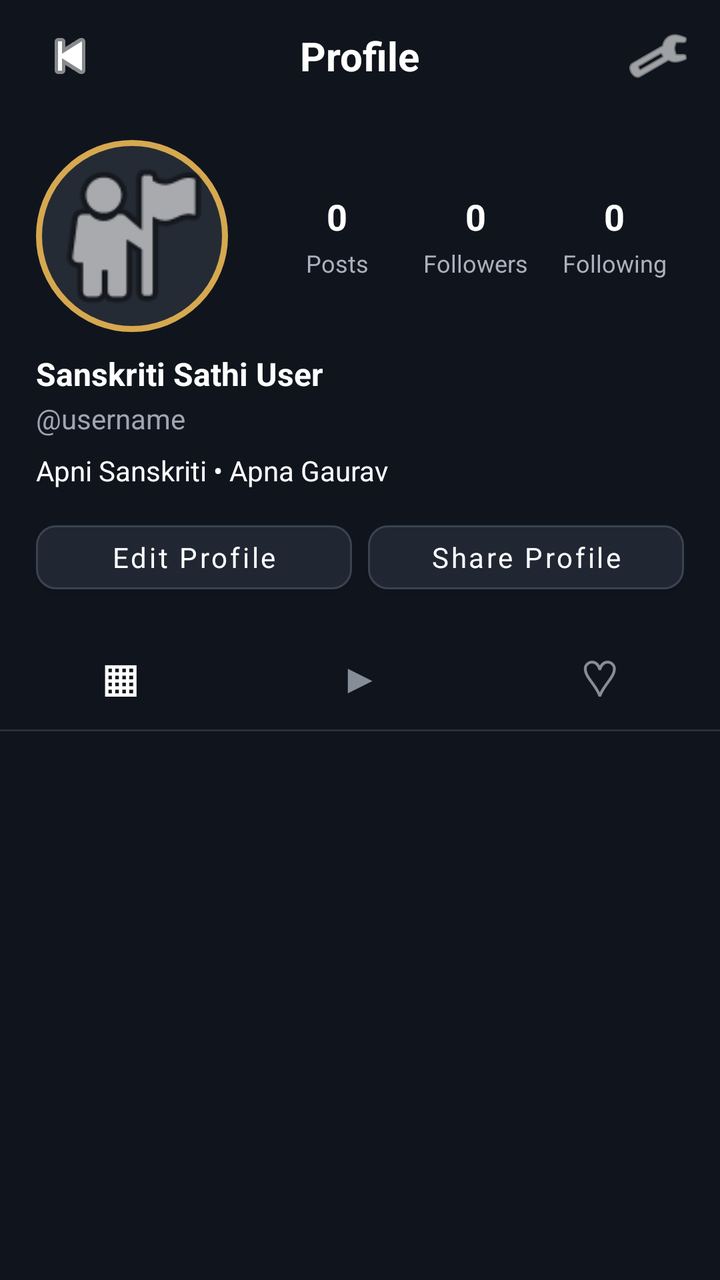
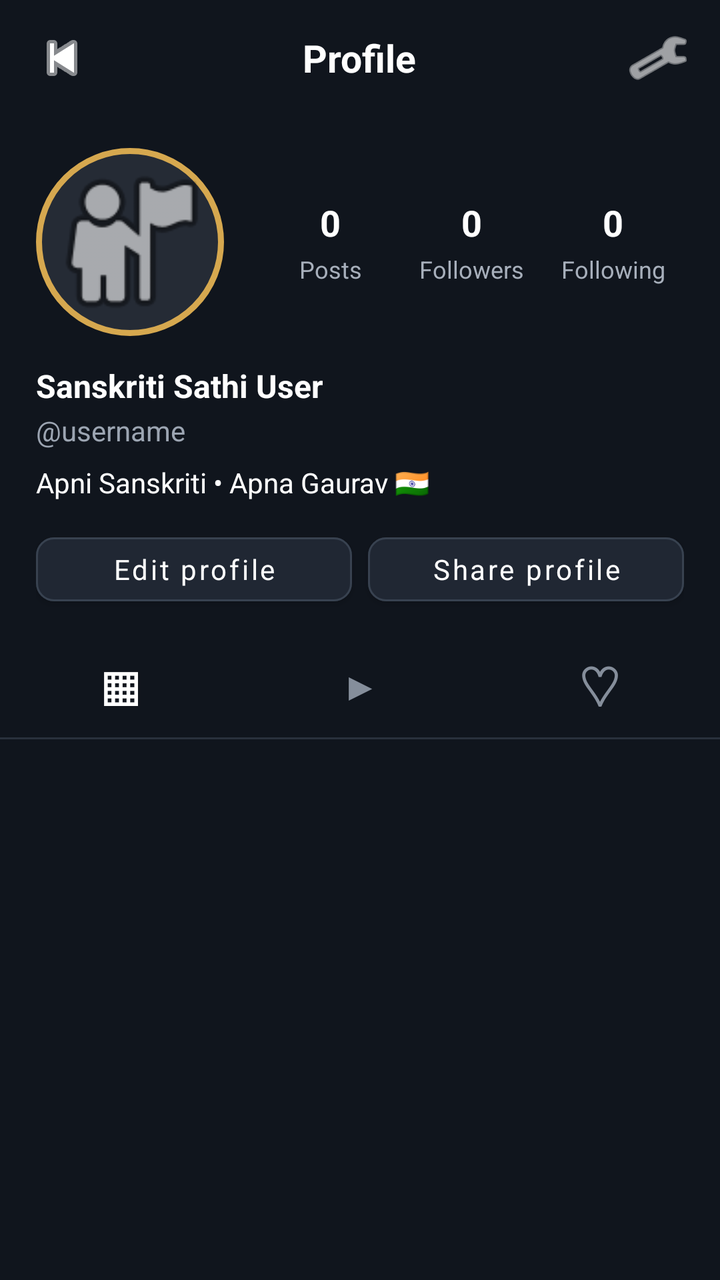

Two renders of the same Android screen: before a commit and after it. Below are the layout's source before the change and the commit's diff.
<!-- AndroidManifest.xml: application theme Theme.SanskritiSathi -->
<!-- res/layout/activity_my_profile.xml -->
<?xml version="1.0" encoding="utf-8"?>
<LinearLayout
    xmlns:android="http://schemas.android.com/apk/res/android"
    xmlns:app="http://schemas.android.com/apk/res-auto"
    android:layout_width="match_parent"
    android:layout_height="match_parent"
    android:orientation="vertical"
    android:background="#10151D">

    
    <RelativeLayout
        android:layout_width="match_parent"
        android:layout_height="56dp"
        android:paddingStart="14dp"
        android:paddingEnd="10dp">

        <ImageButton
            android:id="@+id/backButton"
            android:layout_width="42dp"
            android:layout_height="42dp"
            android:layout_centerVertical="true"
            android:background="@android:color/transparent"
            android:src="@android:drawable/ic_media_previous"
            android:tint="#FFFFFF"
            android:contentDescription="Back" />

        <TextView
            android:id="@+id/profileTitle"
            android:layout_width="wrap_content"
            android:layout_height="wrap_content"
            android:layout_centerInParent="true"
            android:text="Profile"
            android:textColor="#FFFFFF"
            android:textSize="20sp"
            android:textStyle="bold" />

        <ImageButton
            android:id="@+id/settingsButton"
            android:layout_width="42dp"
            android:layout_height="42dp"
            android:layout_alignParentEnd="true"
            android:layout_centerVertical="true"
            android:background="@android:color/transparent"
            android:src="@android:drawable/ic_menu_manage"
            android:tint="#FFFFFF"
            android:contentDescription="Settings" />

    </RelativeLayout>

    <ScrollView
        android:layout_width="match_parent"
        android:layout_height="0dp"
        android:layout_weight="1"
        android:fillViewport="true"
        android:scrollbars="none">

        <LinearLayout
            android:layout_width="match_parent"
            android:layout_height="wrap_content"
            android:orientation="vertical">

            
            <LinearLayout
                android:layout_width="match_parent"
                android:layout_height="wrap_content"
                android:orientation="horizontal"
                android:paddingStart="18dp"
                android:paddingTop="14dp"
                android:paddingEnd="18dp"
                android:paddingBottom="10dp">

                
                <FrameLayout
                    android:layout_width="96dp"
                    android:layout_height="96dp"
                    android:layout_gravity="center_vertical">

                    <ImageView
                        android:id="@+id/profileImage"
                        android:layout_width="96dp"
                        android:layout_height="96dp"
                        android:background="@drawable/profile_circle_background"
                        android:contentDescription="Profile photo"
                        android:padding="3dp"
                        android:scaleType="centerCrop"
                        android:src="@android:drawable/ic_menu_myplaces"
                        android:clickable="true"
                        android:focusable="true" />

                </FrameLayout>

                
                <LinearLayout
                    android:layout_width="0dp"
                    android:layout_height="96dp"
                    android:layout_weight="1"
                    android:layout_marginStart="20dp"
                    android:gravity="center"
                    android:orientation="horizontal">

                    
                    <LinearLayout
                        android:layout_width="0dp"
                        android:layout_height="wrap_content"
                        android:layout_weight="1"
                        android:gravity="center"
                        android:orientation="vertical">

                        <TextView
                            android:id="@+id/postsCount"
                            android:layout_width="wrap_content"
                            android:layout_height="wrap_content"
                            android:text="0"
                            android:textColor="#FFFFFF"
                            android:textSize="18sp"
                            android:textStyle="bold" />

                        <TextView
                            android:layout_width="wrap_content"
                            android:layout_height="wrap_content"
                            android:layout_marginTop="3dp"
                            android:text="Posts"
                            android:textColor="#AAB1BD"
                            android:textSize="12sp" />

                    </LinearLayout>

                    
                    <LinearLayout
                        android:layout_width="0dp"
                        android:layout_height="wrap_content"
                        android:layout_weight="1"
                        android:gravity="center"
                        android:orientation="vertical">

                        <TextView
                            android:id="@+id/followersCount"
                            android:layout_width="wrap_content"
                            android:layout_height="wrap_content"
                            android:text="0"
                            android:textColor="#FFFFFF"
                            android:textSize="18sp"
                            android:textStyle="bold" />

                        <TextView
                            android:layout_width="wrap_content"
                            android:layout_height="wrap_content"
                            android:layout_marginTop="3dp"
                            android:text="Followers"
                            android:textColor="#AAB1BD"
                            android:textSize="12sp" />

                    </LinearLayout>

                    
                    <LinearLayout
                        android:layout_width="0dp"
                        android:layout_height="wrap_content"
                        android:layout_weight="1"
                        android:gravity="center"
                        android:orientation="vertical">

                        <TextView
                            android:id="@+id/followingCount"
                            android:layout_width="wrap_content"
                            android:layout_height="wrap_content"
                            android:text="0"
                            android:textColor="#FFFFFF"
                            android:textSize="18sp"
                            android:textStyle="bold" />

                        <TextView
                            android:layout_width="wrap_content"
                            android:layout_height="wrap_content"
                            android:layout_marginTop="3dp"
                            android:text="Following"
                            android:textColor="#AAB1BD"
                            android:textSize="12sp" />

                    </LinearLayout>

                </LinearLayout>

            </LinearLayout>

            
            <LinearLayout
                android:layout_width="match_parent"
                android:layout_height="wrap_content"
                android:orientation="vertical"
                android:paddingStart="18dp"
                android:paddingEnd="18dp"
                android:paddingBottom="12dp">

                <TextView
                    android:id="@+id/profileName"
                    android:layout_width="match_parent"
                    android:layout_height="wrap_content"
                    android:text="Sanskriti Sathi User"
                    android:textColor="#FFFFFF"
                    android:textSize="16sp"
                    android:textStyle="bold" />

                <TextView
                    android:id="@+id/profileUsername"
                    android:layout_width="match_parent"
                    android:layout_height="wrap_content"
                    android:layout_marginTop="2dp"
                    android:text="@username"
                    android:textColor="#9EA6B3"
                    android:textSize="14sp" />

                <TextView
                    android:id="@+id/profileBio"
                    android:layout_width="match_parent"
                    android:layout_height="wrap_content"
                    android:layout_marginTop="7dp"
                    android:text="Apni Sanskriti • Apna Gaurav"
                    android:textColor="#FFFFFF"
                    android:textSize="14sp"
                    android:maxLines="4" />

            </LinearLayout>

            
            <LinearLayout
                android:layout_width="match_parent"
                android:layout_height="48dp"
                android:layout_marginStart="18dp"
                android:layout_marginEnd="18dp"
                android:orientation="horizontal">

                <com.google.android.material.button.MaterialButton
                    android:id="@+id/editProfileButton"
                    android:layout_width="0dp"
                    android:layout_height="44dp"
                    android:layout_weight="1"
                    android:text="Edit Profile"
                    android:textAllCaps="false"
                    android:textColor="#FFFFFF"
                    android:textSize="14sp"
                    app:backgroundTint="#202733"
                    app:cornerRadius="10dp"
                    app:strokeColor="#394352"
                    app:strokeWidth="1dp" />

                <Space
                    android:layout_width="8dp"
                    android:layout_height="1dp" />

                <com.google.android.material.button.MaterialButton
                    android:id="@+id/shareProfileButton"
                    android:layout_width="0dp"
                    android:layout_height="44dp"
                    android:layout_weight="1"
                    android:text="Share Profile"
                    android:textAllCaps="false"
                    android:textColor="#FFFFFF"
                    android:textSize="14sp"
                    app:backgroundTint="#202733"
                    app:cornerRadius="10dp"
                    app:strokeColor="#394352"
                    app:strokeWidth="1dp" />

            </LinearLayout>

            
            <LinearLayout
                android:layout_width="match_parent"
                android:layout_height="52dp"
                android:layout_marginTop="8dp"
                android:orientation="horizontal"
                android:gravity="center">

                <TextView
                    android:id="@+id/postsTab"
                    android:layout_width="0dp"
                    android:layout_height="match_parent"
                    android:layout_weight="1"
                    android:gravity="center"
                    android:text="▦"
                    android:textColor="#FFFFFF"
                    android:textSize="25sp"
                    android:textStyle="bold" />

                <TextView
                    android:id="@+id/reelsTab"
                    android:layout_width="0dp"
                    android:layout_height="match_parent"
                    android:layout_weight="1"
                    android:gravity="center"
                    android:text="▶"
                    android:textColor="#858D99"
                    android:textSize="21sp" />

                <TextView
                    android:id="@+id/savedTab"
                    android:layout_width="0dp"
                    android:layout_height="match_parent"
                    android:layout_weight="1"
                    android:gravity="center"
                    android:text="♡"
                    android:textColor="#858D99"
                    android:textSize="25sp" />

            </LinearLayout>

            
            <View
                android:layout_width="match_parent"
                android:layout_height="1dp"
                android:background="#29303B" />

            
            <GridLayout
                android:id="@+id/profilePostsGrid"
                android:layout_width="match_parent"
                android:layout_height="wrap_content"
                android:columnCount="3"
                android:rowCount="1"
                android:alignmentMode="alignMargins"
                android:useDefaultMargins="false"
                android:padding="1dp">

                

            </GridLayout>

            <TextView
                android:id="@+id/emptyProfileText"
                android:layout_width="match_parent"
                android:layout_height="180dp"
                android:gravity="center"
                android:text="No posts yet"
                android:textColor="#7F8794"
                android:textSize="14sp"
                android:visibility="gone" />

        </LinearLayout>

    </ScrollView>

</LinearLayout>
<!-- resources referenced by this layout -->
<resources>
  <!-- drawable profile_circle_background (drawable) -->
  <?xml version="1.0" encoding="utf-8"?>
  <shape xmlns:android="http://schemas.android.com/apk/res/android"
      android:shape="oval">
  
      <solid android:color="#252B35" />
  
      <stroke
          android:width="3dp"
          android:color="#D6A84F" />
  
      <padding
          android:left="2dp"
          android:top="2dp"
          android:right="2dp"
          android:bottom="2dp" />
  
  </shape>
  <style name="Theme.SanskritiSathi" parent="Theme.MaterialComponents.DayNight.NoActionBar">
  
          <item name="android:fontFamily">sans-serif</item>
  
          
          <item name="android:statusBarColor">#0F111A</item>
          <item name="android:windowLightStatusBar">false</item>
  
          <item name="android:navigationBarColor">#1A1D2B</item>
          <item name="android:windowLightNavigationBar">false</item>
  
          <item name="android:windowActionModeOverlay">true</item>
          <item name="android:windowNoTitle">true</item>
  
          <item name="android:windowBackground">#0F111A</item>
  
          <item name="android:textColorPrimary">#FFFFFF</item>
          <item name="android:textColorSecondary">#A0A5B5</item>
  
      </style>
</resources>

<!-- the commit's change to res/layout/activity_my_profile.xml (unified diff, before → after) -->
@@ -8,18 +8,21 @@
     android:background="#10151D">
 
     
+
     <RelativeLayout
         android:layout_width="match_parent"
-        android:layout_height="56dp"
-        android:paddingStart="14dp"
-        android:paddingEnd="10dp">
+        android:layout_height="58dp"
+        android:paddingStart="8dp"
+        android:paddingEnd="8dp">
 
         <ImageButton
             android:id="@+id/backButton"
-            android:layout_width="42dp"
-            android:layout_height="42dp"
+            android:layout_width="46dp"
+            android:layout_height="46dp"
+            android:layout_alignParentStart="true"
             android:layout_centerVertical="true"
             android:background="@android:color/transparent"
+            android:padding="11dp"
             android:src="@android:drawable/ic_media_previous"
             android:tint="#FFFFFF"
             android:contentDescription="Back" />
@@ -31,21 +34,25 @@
             android:layout_centerInParent="true"
             android:text="Profile"
             android:textColor="#FFFFFF"
-            android:textSize="20sp"
+            android:textSize="19sp"
             android:textStyle="bold" />
 
         <ImageButton
             android:id="@+id/settingsButton"
-            android:layout_width="42dp"
-            android:layout_height="42dp"
+            android:layout_width="46dp"
+            android:layout_height="46dp"
             android:layout_alignParentEnd="true"
             android:layout_centerVertical="true"
             android:background="@android:color/transparent"
+            android:padding="11dp"
             android:src="@android:drawable/ic_menu_manage"
             android:tint="#FFFFFF"
             android:contentDescription="Settings" />
 
     </RelativeLayout>
+
+
+    
 
     <ScrollView
         android:layout_width="match_parent"
@@ -59,46 +66,54 @@
             android:layout_height="wrap_content"
             android:orientation="vertical">
 
-            
+
+            
+
             <LinearLayout
                 android:layout_width="match_parent"
                 android:layout_height="wrap_content"
                 android:orientation="horizontal"
+                android:gravity="center_vertical"
                 android:paddingStart="18dp"
-                android:paddingTop="14dp"
+                android:paddingTop="16dp"
                 android:paddingEnd="18dp"
-                android:paddingBottom="10dp">
-
-                
+                android:paddingBottom="12dp">
+
+                
+
                 <FrameLayout
-                    android:layout_width="96dp"
-                    android:layout_height="96dp"
+                    android:layout_width="94dp"
+                    android:layout_height="94dp"
                     android:layout_gravity="center_vertical">
 
                     <ImageView
                         android:id="@+id/profileImage"
-                        android:layout_width="96dp"
-                        android:layout_height="96dp"
+                        android:layout_width="94dp"
+                        android:layout_height="94dp"
                         android:background="@drawable/profile_circle_background"
-                        android:contentDescription="Profile photo"
                         android:padding="3dp"
                         android:scaleType="centerCrop"
                         android:src="@android:drawable/ic_menu_myplaces"
+                        android:contentDescription="Profile photo"
                         android:clickable="true"
                         android:focusable="true" />
 
                 </FrameLayout>
 
-                
+
+                
+
                 <LinearLayout
                     android:layout_width="0dp"
-                    android:layout_height="96dp"
-                    android:layout_weight="1"
-                    android:layout_marginStart="20dp"
+                    android:layout_height="94dp"
+                    android:layout_weight="1"
+                    android:layout_marginStart="18dp"
                     android:gravity="center"
                     android:orientation="horizontal">
 
+
                     
+
                     <LinearLayout
                         android:layout_width="0dp"
                         android:layout_height="wrap_content"
@@ -120,12 +135,14 @@
                             android:layout_height="wrap_content"
                             android:layout_marginTop="3dp"
                             android:text="Posts"
-                            android:textColor="#AAB1BD"
+                            android:textColor="#A7AFBB"
                             android:textSize="12sp" />
 
                     </LinearLayout>
 
+
                     
+
                     <LinearLayout
                         android:layout_width="0dp"
                         android:layout_height="wrap_content"
@@ -147,12 +164,14 @@
                             android:layout_height="wrap_content"
                             android:layout_marginTop="3dp"
                             android:text="Followers"
-                            android:textColor="#AAB1BD"
+                            android:textColor="#A7AFBB"
                             android:textSize="12sp" />
 
                     </LinearLayout>
 
+
                     
+
                     <LinearLayout
                         android:layout_width="0dp"
                         android:layout_height="wrap_content"
@@ -174,7 +193,7 @@
                             android:layout_height="wrap_content"
                             android:layout_marginTop="3dp"
                             android:text="Following"
-                            android:textColor="#AAB1BD"
+                            android:textColor="#A7AFBB"
                             android:textSize="12sp" />
 
                     </LinearLayout>
@@ -183,13 +202,16 @@
 
             </LinearLayout>
 
-            
+
+            
+
             <LinearLayout
                 android:layout_width="match_parent"
                 android:layout_height="wrap_content"
                 android:orientation="vertical"
                 android:paddingStart="18dp"
                 android:paddingEnd="18dp"
+                android:paddingTop="2dp"
                 android:paddingBottom="12dp">
 
                 <TextView
@@ -207,7 +229,7 @@
                     android:layout_height="wrap_content"
                     android:layout_marginTop="2dp"
                     android:text="@username"
-                    android:textColor="#9EA6B3"
+                    android:textColor="#9CA5B2"
                     android:textSize="14sp" />
 
                 <TextView
@@ -215,17 +237,20 @@
                     android:layout_width="match_parent"
                     android:layout_height="wrap_content"
                     android:layout_marginTop="7dp"
-                    android:text="Apni Sanskriti • Apna Gaurav"
+                    android:text="Apni Sanskriti • Apna Gaurav 🇮🇳"
                     android:textColor="#FFFFFF"
                     android:textSize="14sp"
+                    android:lineSpacingExtra="2dp"
                     android:maxLines="4" />
 
             </LinearLayout>
 
-            
+
+            
+
             <LinearLayout
                 android:layout_width="match_parent"
-                android:layout_height="48dp"
+                android:layout_height="44dp"
                 android:layout_marginStart="18dp"
                 android:layout_marginEnd="18dp"
                 android:orientation="horizontal">
@@ -235,13 +260,14 @@
                     android:layout_width="0dp"
                     android:layout_height="44dp"
                     android:layout_weight="1"
-                    android:text="Edit Profile"
+                    android:text="Edit profile"
                     android:textAllCaps="false"
                     android:textColor="#FFFFFF"
                     android:textSize="14sp"
+                    android:fontFamily="sans"
                     app:backgroundTint="#202733"
-                    app:cornerRadius="10dp"
-                    app:strokeColor="#394352"
+                    app:cornerRadius="9dp"
+                    app:strokeColor="#384250"
                     app:strokeWidth="1dp" />
 
                 <Space
@@ -253,25 +279,36 @@
                     android:layout_width="0dp"
                     android:layout_height="44dp"
                     android:layout_weight="1"
-                    android:text="Share Profile"
+                    android:text="Share profile"
                     android:textAllCaps="false"
                     android:textColor="#FFFFFF"
                     android:textSize="14sp"
+                    android:fontFamily="sans"
                     app:backgroundTint="#202733"
-                    app:cornerRadius="10dp"
-                    app:strokeColor="#394352"
+                    app:cornerRadius="9dp"
+                    app:strokeColor="#384250"
                     app:strokeWidth="1dp" />
 
             </LinearLayout>
 
-            
+
+            
+
+            <Space
+                android:layout_width="match_parent"
+                android:layout_height="10dp" />
+
+
+            
+
             <LinearLayout
                 android:layout_width="match_parent"
                 android:layout_height="52dp"
-                android:layout_marginTop="8dp"
                 android:orientation="horizontal"
                 android:gravity="center">
 
+                
+
                 <TextView
                     android:id="@+id/postsTab"
                     android:layout_width="0dp"
@@ -280,8 +317,10 @@
                     android:gravity="center"
                     android:text="▦"
                     android:textColor="#FFFFFF"
-                    android:textSize="25sp"
+                    android:textSize="27sp"
                     android:textStyle="bold" />
+
+                
 
                 <TextView
                     android:id="@+id/reelsTab"
@@ -290,8 +329,10 @@
                     android:layout_weight="1"
                     android:gravity="center"
                     android:text="▶"
-                    android:textColor="#858D99"
-                    android:textSize="21sp" />
+                    android:textColor="#858E9B"
+                    android:textSize="20sp" />
+
+                
 
                 <TextView
                     android:id="@+id/savedTab"
@@ -300,31 +341,34 @@
                     android:layout_weight="1"
                     android:gravity="center"
                     android:text="♡"
-                    android:textColor="#858D99"
-                    android:textSize="25sp" />
+                    android:textColor="#858E9B"
+                    android:textSize="28sp" />
 
             </LinearLayout>
 
-            
+
+            
+
             <View
                 android:layout_width="match_parent"
                 android:layout_height="1dp"
-                android:background="#29303B" />
-
-            
+                android:background="#29313C" />
+
+
+            
+
             <GridLayout
                 android:id="@+id/profilePostsGrid"
                 android:layout_width="match_parent"
                 android:layout_height="wrap_content"
                 android:columnCount="3"
                 android:rowCount="1"
-                android:alignmentMode="alignMargins"
+                android:alignmentMode="alignBounds"
                 android:useDefaultMargins="false"
-                android:padding="1dp">
-
-                
-
-            </GridLayout>
+                android:padding="1dp" />
+
+            
+            
 
             <TextView
                 android:id="@+id/emptyProfileText"
